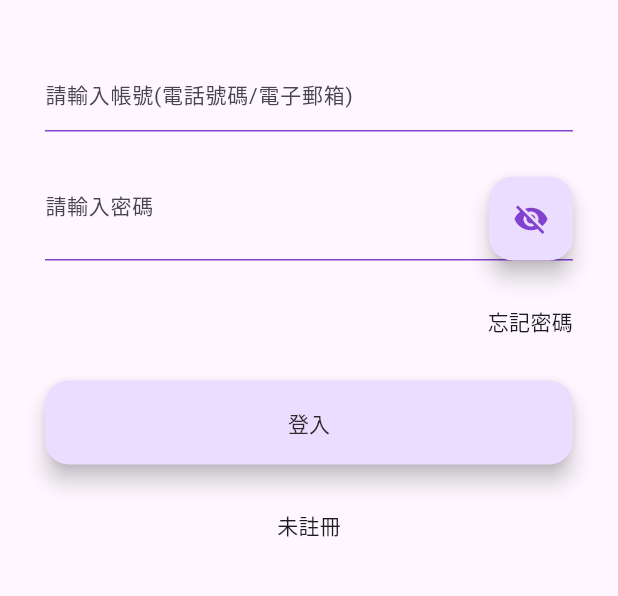
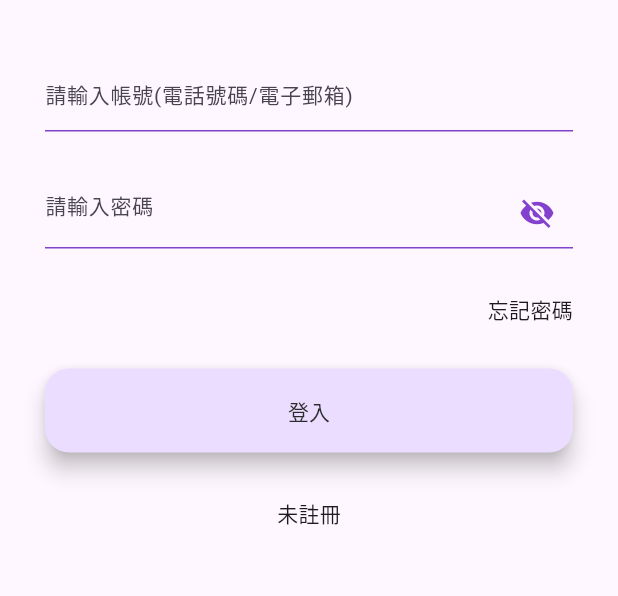
Before and after one commit to linzhean/GOENG, a Flutter app: the LoginPage screen opened directly, on a phone screen of 412 x 824 dp, the part 149-745 px from its top. Run offline on Flutter 3.47's test engine with Material 3 defaults, Android fonts, the phone set to English and light mode, and no system bars; our stand-ins replace google_fonts.

Commit message:
修改 - 查看密碼icon

```diff
--- a/lib/pages/LoginPage.dart
+++ b/lib/pages/LoginPage.dart
@@ -81,18 +81,18 @@ class _LoginPageState extends State<LoginPage> {
                     borderSide: BorderSide(color: primary)),
                 focusedBorder: const UnderlineInputBorder(
                     borderSide: BorderSide(color: primary)),
-                  suffixIcon: FloatingActionButton(
+                suffixIcon: IconButton(
                   onPressed: () {
                     setState(() {
                       isShowPassword = !isShowPassword;
                     });
                   },
-                      child: Icon(
-                        isShowPassword
-                            ? Icons.visibility
-                            : Icons.visibility_off,
-                        color: primary,
-                      ))),
+                  icon: Icon(
+                    isShowPassword ? Icons.visibility : Icons.visibility_off,
+                    color: Color.fromARGB(255, 131, 66, 206),
+                  ),
+                ),
+              ),
             ),
             const SizedBox(
               height: 30,
```
Lines whose indentation alone changed are shown as unchanged.
